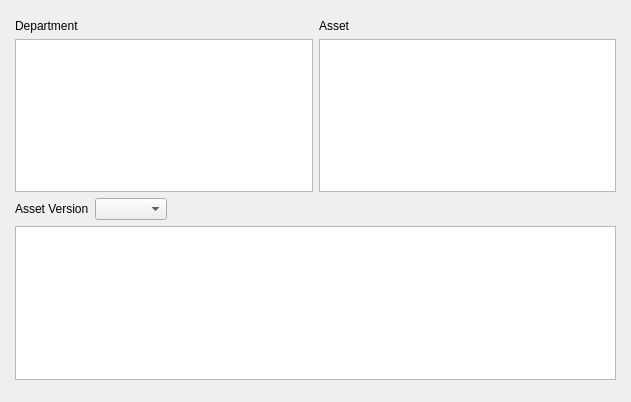
This is scripts/PipelineManagementTools/gui/assetManager.ui in jw0z96/PipelineManagementTools as Qt 5 draws it before an edit. The edited form follows.
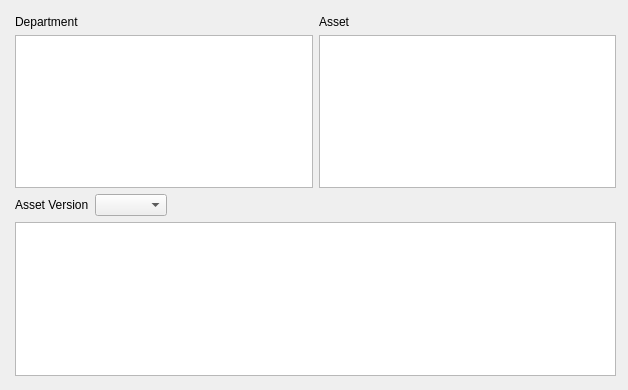
This is the edited form.

Commit message: browsing department folders and listing .asset files

What changed in the file:
```diff
--- a/scripts/PipelineManagementTools/gui/assetManager.ui
+++ b/scripts/PipelineManagementTools/gui/assetManager.ui
@@ -6,10 +6,16 @@
    <rect>
     <x>0</x>
     <y>0</y>
-    <width>631</width>
-    <height>402</height>
+    <width>628</width>
+    <height>390</height>
    </rect>
   </property>
+  <property name="sizePolicy">
+   <sizepolicy hsizetype="Fixed" vsizetype="Fixed">
+    <horstretch>0</horstretch>
+    <verstretch>0</verstretch>
+   </sizepolicy>
+  </property>
   <property name="windowTitle">
    <string>Asset Management GUI</string>
   </property>
@@ -17,7 +23,7 @@
    <property name="geometry">
     <rect>
      <x>10</x>
-     <y>14</y>
+     <y>10</y>
      <width>611</width>
      <height>371</height>
     </rect>
```
Left out of the diff: 18 changed lines with no effect on the pictures. The commit also changes 1 other file.
